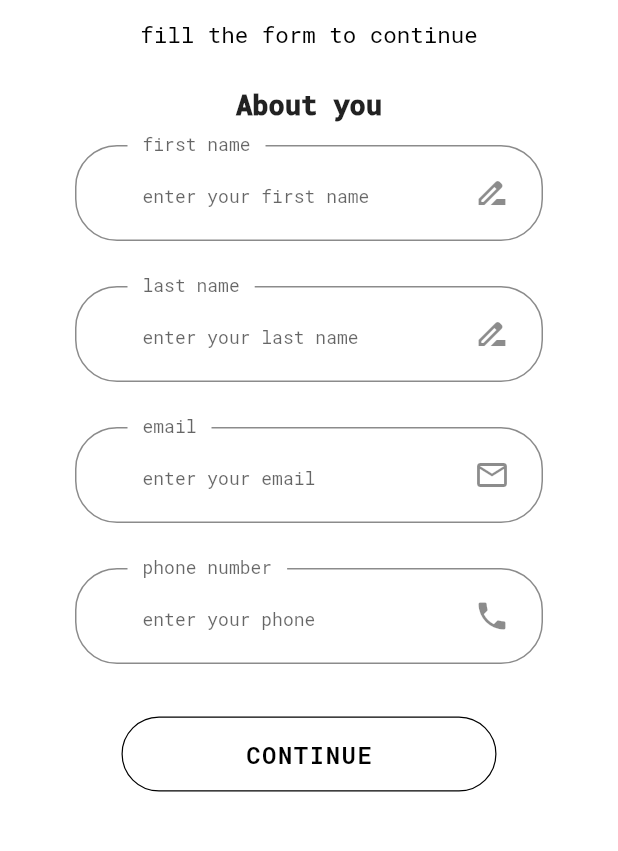
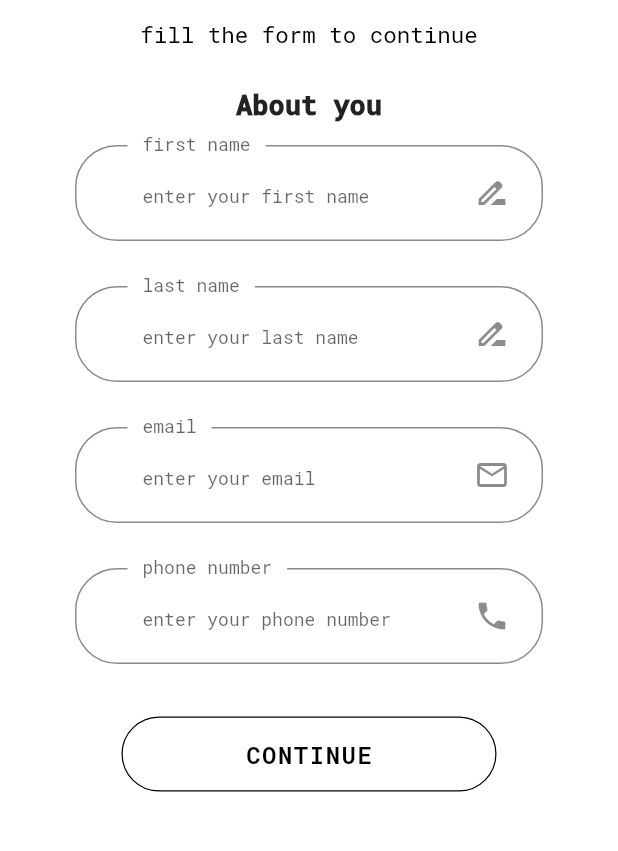
Before and after one commit to olndl/flutter_homework, a Flutter app: the PetOwnerRegistrationScreen screen opened directly, on a phone screen of 412 x 824 dp, the part 65-916 px from its top. Run offline on Flutter 3.47's test engine with Material 2 defaults, Android fonts, the phone set to English and light mode, and no system bars; our stand-ins replace lottie.

Commit message:
add some fixes

```diff
--- a/lib/dart/hw_week_7/my_butterfly_screen.dart
+++ b/lib/dart/hw_week_7/my_butterfly_screen.dart
@@ -40,7 +40,7 @@ class _MyButterflyState extends State<MyButterfly> {
               SizedBox(
             height: screenHeight / 2.5,
 
-            child: _searchResult.isEmpty ? _cards("Нет такой бабочки", Colors.white.withOpacity(.5), screenWidth) :
+            child: _searchResult.isEmpty ? _cards(Strings.notExist, Colors.white.withOpacity(.5), screenWidth) :
             (_searchResult.length == 1 ? Column(children: [_cards(_searchResult[0].getName(),Colors.deepPurple.withOpacity(.5), screenWidth),
             _butterflyInfo(_searchResult[0].getName(), _searchResult[0].getImage(), _searchResult[0].getText(), screenHeight)],) :
             (controller.text.isNotEmpty
@@ -106,7 +106,7 @@ class _MyButterflyState extends State<MyButterfly> {
           controller: controller,
           keyboardType: TextInputType.text,
           decoration: const InputDecoration(
-              hintText: 'Поиск', border: InputBorder.none),
+              hintText: Strings.search, border: InputBorder.none),
           onChanged: onSearchTextChanged,
         ),
         trailing: IconButton(icon: Icon(Icons.cancel), onPressed: () {
--- a/lib/dart/hw_week_7/strings.dart
+++ b/lib/dart/hw_week_7/strings.dart
@@ -1,5 +1,7 @@
 abstract class Strings {
   static const String titleApp = 'Бабочки';
+  static const String notExist = 'Нет такой бабочки';
+  static const String search = 'Поиск';
   static final krapivnitsa = KrapivnitsaStrings();
   static final pavliniGlaz = PavliniGlazStrings();
   static final kapustnitsa = KapustnitsaStrings();
--- a/lib/flutter/hw_week_7/components/body/body_elements/sign_in_pet_owner.dart
+++ b/lib/flutter/hw_week_7/components/body/body_elements/sign_in_pet_owner.dart
@@ -49,9 +49,9 @@ class SignInPetOwnerState extends State<SignInPetOwner> {
   }
 
   Widget _title() {
-    return Text(Strings.subTitleScreen,
+    return const Text(Strings.subTitleScreen,
         textAlign: TextAlign.left,
-        style: const TextStyle(fontWeight: FontWeight.w900, fontSize: 18));
+        style: TextStyle(fontWeight: FontWeight.w900, fontSize: 18));
   }
 
   Widget _firstNameForm() {
@@ -67,9 +67,10 @@ class SignInPetOwnerState extends State<SignInPetOwner> {
         },
         validator: (value) {
           if (value!.isEmpty) return Strings.yourFirstName;
+          return null;
         },
         decoration: InputDecoration(
-          labelText: "first name",
+          labelText: Strings.firstName,
           hintText: Strings.yourFirstName,
           hintStyle: const TextStyle(fontSize: 12),
           floatingLabelBehavior: FloatingLabelBehavior.always,
@@ -107,9 +108,10 @@ class SignInPetOwnerState extends State<SignInPetOwner> {
         keyboardType: TextInputType.name,
         validator: (value) {
           if (value!.isEmpty) return Strings.yourLastName;
+          return null;
         },
         decoration: InputDecoration(
-          labelText: "last name",
+          labelText: Strings.lastName,
           hintText: Strings.yourLastName,
           hintStyle: const TextStyle(fontSize: 12),
           floatingLabelBehavior: FloatingLabelBehavior.always,
@@ -146,13 +148,15 @@ class SignInPetOwnerState extends State<SignInPetOwner> {
       child: TextFormField(
         keyboardType: TextInputType.phone,
         validator: (value) {
-          if (value!.isEmpty) return "please, enter your phone";
-          if (!value.isPhoneNumber())
-            return "this is not phone number";
+          if (value!.isEmpty) return Strings.yourPhoneNumber;
+          if (!value.isPhoneNumber()) {
+            return 'this is not ' + Strings.phoneNumber;
+          }
+          return null;
         },
         decoration: InputDecoration(
-          labelText: "phone number",
-          hintText: "enter your phone",
+          labelText: Strings.phoneNumber,
+          hintText: 'enter your '+Strings.phoneNumber,
           hintStyle: const TextStyle(fontSize: 12),
           floatingLabelBehavior: FloatingLabelBehavior.always,
           suffixIcon: const Padding(
@@ -188,12 +192,13 @@ class SignInPetOwnerState extends State<SignInPetOwner> {
       child: TextFormField(
         keyboardType: TextInputType.emailAddress,
         validator: (value) {
-          if (value!.isEmpty) return "please, enter your email";
-          if (!value.isEmail()) return "this is not email";
+          if (value!.isEmpty) return 'please, '+Strings.enterEmail;
+          if (!value.isEmail()) return Strings.notEmail;
+          return null;
         },
         decoration: InputDecoration(
-          labelText: "email",
-          hintText: "enter your email",
+          labelText: Strings.email,
+          hintText: Strings.enterEmail,
           hintStyle: const TextStyle(fontSize: 12),
           floatingLabelBehavior: FloatingLabelBehavior.always,
           suffixIcon: const Padding(
--- a/lib/flutter/hw_week_7/components/body/body_pet_owner_screen.dart
+++ b/lib/flutter/hw_week_7/components/body/body_pet_owner_screen.dart
@@ -13,17 +13,17 @@ class Body extends StatelessWidget {
         child: SafeArea(
             child: Column(
               mainAxisAlignment: MainAxisAlignment.start,
-          children: [
+          children: const [
             Text(
               Strings.titleScreen,
-              style: const TextStyle(
+              style: TextStyle(
                 color: Colors.black,
                 fontFamily: 'Roboto',
                 fontSize: 15,
               ),
               textAlign: TextAlign.center,
             ),
-            const SizedBox(height: 25,),
+            SizedBox(height: 25,),
             SignInPetOwner(),
           ],
         )));
--- a/lib/flutter/hw_week_7/components/body/body_pet_screen.dart
+++ b/lib/flutter/hw_week_7/components/body/body_pet_screen.dart
@@ -1,6 +1,5 @@
 import 'package:flutter/material.dart';
 import 'package:flutter_homework/flutter/hw_week_7/components/body/body_elements/sign_in_pet.dart';
-import 'package:flutter_homework/flutter/hw_week_7/components/body/body_elements/sign_in_pet_owner.dart';
 import 'package:flutter_homework/flutter/hw_week_7/components/strings.dart';
 
 class Body extends StatelessWidget {
--- a/lib/flutter/hw_week_7/components/strings.dart
+++ b/lib/flutter/hw_week_7/components/strings.dart
@@ -1,12 +1,29 @@
 abstract class Strings {
-  static const appName = "the cat clinic";
-  static const titleScreen = "fill the form to continue";
-  static const subTitleScreen = "About you";
-  static const yourFirstName = "enter your first name";
-  static const yourLastName = "enter your last name";
-  static const yourPhoneNumber = "please, enter your phone number";
-  static const continueButton = "CONTINUE";
-  static const food1 = "dry food";
-  static const food2 = "wet food";
-  static const food3 = "natural food";
+  static const String appName = "the cat clinic";
+  static const String titleScreen = "fill the form to continue";
+  static const String subTitleScreen = "About you";
+  static const String firstName = "first name";
+  static const String lastName = "last name";
+  static const String yourFirstName = "enter your first name";
+  static const String yourLastName = "enter your last name";
+  static const String enterPetName = 'enter your pet name';
+  static const String phoneNumber = 'phone number';
+  static const String enterEmail = 'enter your email';
+  static const String notEmail = 'this is not email';
+  static const String email = 'email';
+  static const String petName = 'pet name';
+  static const String breed = 'breed';
+  static const String enterBreed = 'enter the breed';
+  static const String male = 'Male';
+  static const String female = 'Female';
+  static const String yourPhoneNumber = "please, enter your phone number";
+  static const String continueButton = "CONTINUE";
+  static const String gen = 'gender';
+  static const String genNotSelected = 'gender not selected';
+  static const String foodNotSelected = 'food not selected';
+  static const String great = 'successfully';
+  static const String save = 'SAVE';
+  static const String food1 = "dry food";
+  static const String food2 = "wet food";
+  static const String food3 = "natural food";
 }
--- a/lib/flutter/hw_week_7/pet_owner_registration_screen.dart
+++ b/lib/flutter/hw_week_7/pet_owner_registration_screen.dart
@@ -11,7 +11,7 @@ class PetOwnerRegistrationScreen extends StatelessWidget {
       resizeToAvoidBottomInset: false,
       backgroundColor: Colors.white,
       appBar: _appBar(),
-      body: Body(),
+      body: const Body(),
     );
   }
 
@@ -20,9 +20,9 @@ class PetOwnerRegistrationScreen extends StatelessWidget {
         backgroundColor: Colors.white,
         elevation: 0,
         centerTitle: true,
-        title: Text(
+        title: const Text(
           Strings.appName,
-          style: const TextStyle(
+          style: TextStyle(
               color: Colors.black,
               fontSize: 25,
               fontFamily: 'Meows',
--- a/lib/main.dart
+++ b/lib/main.dart
@@ -21,9 +21,9 @@ class MyApp extends StatelessWidget {
       theme: ThemeData(
         primarySwatch: Colors.blueGrey,
       ),
-        home: MyButterfly(),
-        // routes: { '/': (context) => const PetOwnerRegistrationScreen(),
-        //  '/pet': (context) => const PetRegistrationScreen(),},
+        //home: MyButterfly(),
+         routes: { '/': (context) => const PetOwnerRegistrationScreen(),
+          '/pet': (context) => const PetRegistrationScreen(),},
       //home: MyLandmarks()
       //home: Cinema()
     );
```
Also changed, not shown: lib/flutter/hw_week_7/components/body/body_elements/sign_in_pet.dart (+18 -16 lines), lib/flutter/hw_week_7/pet_registration_screen.dart (+3 -4 lines).
